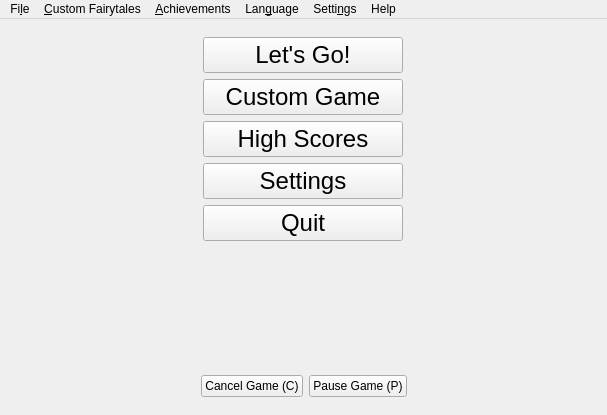
Above: ui/mainwindow.ui from tdauth/gustavsfairyland before the change. Below: the same form after it.
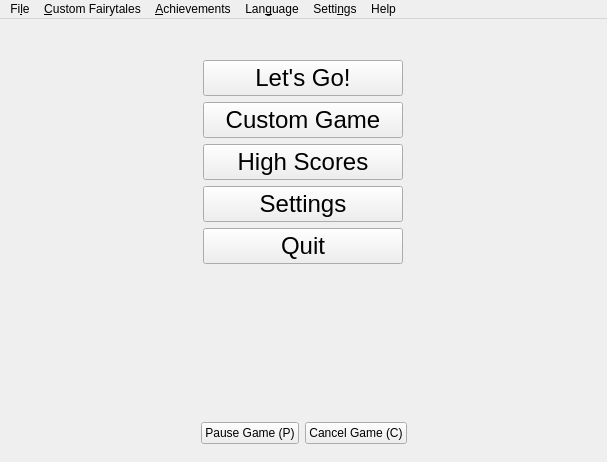
That is the form after the change. Icons and pictures are not drawn.

Commit message: Added unique IDs for Bonus Clips and disabled buttons for game mode

Patch:
```diff
--- a/ui/mainwindow.ui
+++ b/ui/mainwindow.ui
@@ -7,7 +7,7 @@
     <x>0</x>
     <y>0</y>
     <width>607</width>
-    <height>412</height>
+    <height>462</height>
    </rect>
   </property>
   <property name="sizePolicy">
@@ -254,16 +254,6 @@
          </property>
         </spacer>
        </item>
-       <item>
-        <widget class="QPushButton" name="cancelGamePushButton">
-         <property name="text">
-          <string>Cancel Game (C)</string>
-         </property>
-         <property name="shortcut">
-          <string>C</string>
-         </property>
-        </widget>
-       </item>
        <item>
         <widget class="QPushButton" name="pauseGamePushButton">
          <property name="text">
@@ -274,6 +264,16 @@
          </property>
         </widget>
        </item>
+       <item>
+        <widget class="QPushButton" name="cancelGamePushButton">
+         <property name="text">
+          <string>Cancel Game (C)</string>
+         </property>
+         <property name="shortcut">
+          <string>C</string>
+         </property>
+        </widget>
+       </item>
        <item>
         <spacer name="horizontalSpacer_2">
          <property name="orientation">
```
The commit also changes 4 other files.
